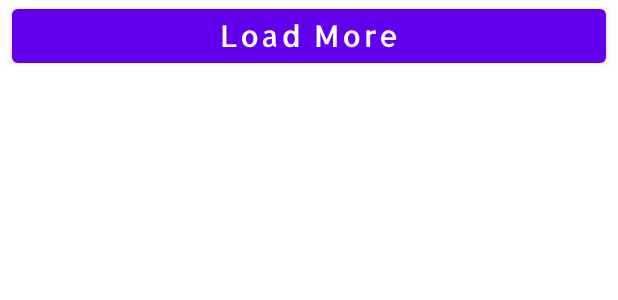
After one commit to Ferum-bot/NASA-Mars-Api-Service, an Android app: the layout fragment_load_more_items.xml on its own in the app's theme, with its tools: preview values and no code run, on a phone screen of 412 x 824 dp. The commit adds this screen. Shown: the top 300 px of the screen. Run offline under Robolectric (Android 15) with nearby library versions, the phone set to English and light mode, and no system bars.

Commit message:
added infinity scroll

```diff
--- a/app/src/main/java/com/example/nasa_mars_api_service/preferences/interfaces/BaseApplicationPreferences.kt
+++ b/app/src/main/java/com/example/nasa_mars_api_service/preferences/interfaces/BaseApplicationPreferences.kt
@@ -12,12 +12,14 @@ interface BaseApplicationPreferences {
 
     fun getNumberOfFavouritePhotos(): Int
     fun getNumberOfAvailableMarsPhotos(): Int
-    fun getNumberOfAvailablePages(): Int
+    fun getNumberOfAvailableMarsPhotoPages(): Int
     fun getNumberOfAvailablePictureOfDayPhotos(): Int
+    fun getNumberOfAvailableSearchMarsPhotoPages(): Int
 
     fun updateNumberOfFavouritePhotos(number: Int)
     fun updateNumberOfAvailableMarsPhotos(number: Int)
-    fun updateNumberOfAvailablePages(number: Int)
+    fun updateNumberOfAvailableMarsPhotoPages(number: Int)
     fun updateNumberOfAvailablePictureOfDayPhotos(number: Int)
+    fun updateNumberOfAvailableSearchMarsPhotoPages(number: Int)
 
 }
--- a/app/src/main/java/com/example/nasa_mars_api_service/repository/interfaces/BaseRepository.kt
+++ b/app/src/main/java/com/example/nasa_mars_api_service/repository/interfaces/BaseRepository.kt
@@ -23,7 +23,7 @@ interface BaseRepository {
     suspend fun getAllMarsPhotosFromCache(): List<MarsPhoto>
 
     suspend fun searchMarsPhotos(page: Int, date: MarsDateTypes, rover: MarsRovers, camera: MarsRoversCamera): List<MarsPhoto>
-    suspend fun getLastMarsPhotos(): List<MarsPhoto>
+    suspend fun getLastMarsPhotos(page: Int = 1): List<MarsPhoto>
 
     suspend fun addPhotoToFavourite(marsPhoto: MarsPhoto)
     suspend fun addPhotoToFavourite(pictureOfDayPhoto: PictureOfDayPhoto)
@@ -38,4 +38,7 @@ interface BaseRepository {
     fun getNumberOfCashedMarsPhotos(): Int
     fun getNumberOfCashedFavouritesPhotos(): Int
     fun getNumberOfCashedPictureOfDayPhotos(): Int
+
+    val numberOfAvailableMarsPhotosPages: Int
+    val numberOfAvailableSearchMarsPhotosPages: Int
 }
--- a/app/src/main/res/layout/fragment_horizontal_list_item.xml
+++ b/app/src/main/res/layout/fragment_horizontal_list_item.xml
@@ -20,6 +20,7 @@
         >
 
         <androidx.constraintlayout.widget.ConstraintLayout
+            android:id="@+id/constraint_layout"
             android:layout_width="match_parent"
             android:layout_height="match_parent"
             android:orientation="vertical">
--- /dev/null
+++ b/app/src/main/res/layout/fragment_load_more_items.xml
@@ -0,0 +1,32 @@
+<?xml version="1.0" encoding="utf-8"?>
+<layout xmlns:android="http://schemas.android.com/apk/res/android"
+    xmlns:app="http://schemas.android.com/apk/res-auto">
+
+    <androidx.constraintlayout.widget.ConstraintLayout
+        android:layout_width="match_parent"
+        android:layout_height="wrap_content">
+
+        <com.google.android.material.button.MaterialButton
+            android:id="@+id/load_more_button"
+            android:layout_width="0dp"
+            android:layout_height="wrap_content"
+            android:text="@string/load_more"
+
+            style="@style/BaseStyleForSearchFragmentButtons"
+
+            app:layout_constraintTop_toTopOf="parent"
+            app:layout_constraintStart_toStartOf="parent"
+            app:layout_constraintEnd_toEndOf="parent" />
+
+        <ProgressBar
+            android:id="@+id/progress_bar"
+            android:layout_width="wrap_content"
+            android:layout_height="wrap_content"
+            android:visibility="gone"
+
+            app:layout_constraintTop_toTopOf="parent"
+            app:layout_constraintStart_toStartOf="parent"
+            app:layout_constraintEnd_toEndOf="parent" />
+
+    </androidx.constraintlayout.widget.ConstraintLayout>
+</layout>
--- a/app/src/main/res/values/strings.xml
+++ b/app/src/main/res/values/strings.xml
@@ -45,4 +45,5 @@
     <string name="favorite_photos">Favorite Photos:</string>
     <string name="refresh">Refresh</string>
     <string name="no_internet_connection">No Internet Connection</string>
+    <string name="load_more">Load More</string>
 </resources>
```
Also changed, not shown: app/src/main/java/com/example/nasa_mars_api_service/core/models/MarsPhotoToSearch.kt (added, +20 -0 lines), app/src/main/java/com/example/nasa_mars_api_service/preferences/implementations/AppPreferences.kt (+15 -5 lines), app/src/main/java/com/example/nasa_mars_api_service/repository/implementations/MainRepository.kt (+15 -6 lines), app/src/main/java/com/example/nasa_mars_api_service/ui/fragment/main_list/MainListFragment.kt (+27 -9 lines), app/src/main/java/com/example/nasa_mars_api_service/ui/fragment/main_list/MainListViewModel.kt (+48 -2 lines), app/src/main/java/com/example/nasa_mars_api_service/ui/recycler_views/adapters/MainListAdapter.kt (+15 -1 lines), app/src/main/java/com/example/nasa_mars_api_service/ui/recycler_views/delegates/MainListDelegates.kt (+58 -7 lines), app/src/main/java/com/example/nasa_mars_api_service/ui/recycler_views/models/LoadMoreMarsPhotos.kt (added, +14 -0 lines), app/src/main/res/navigation/navigation_main.xml (+14 -1 lines).
